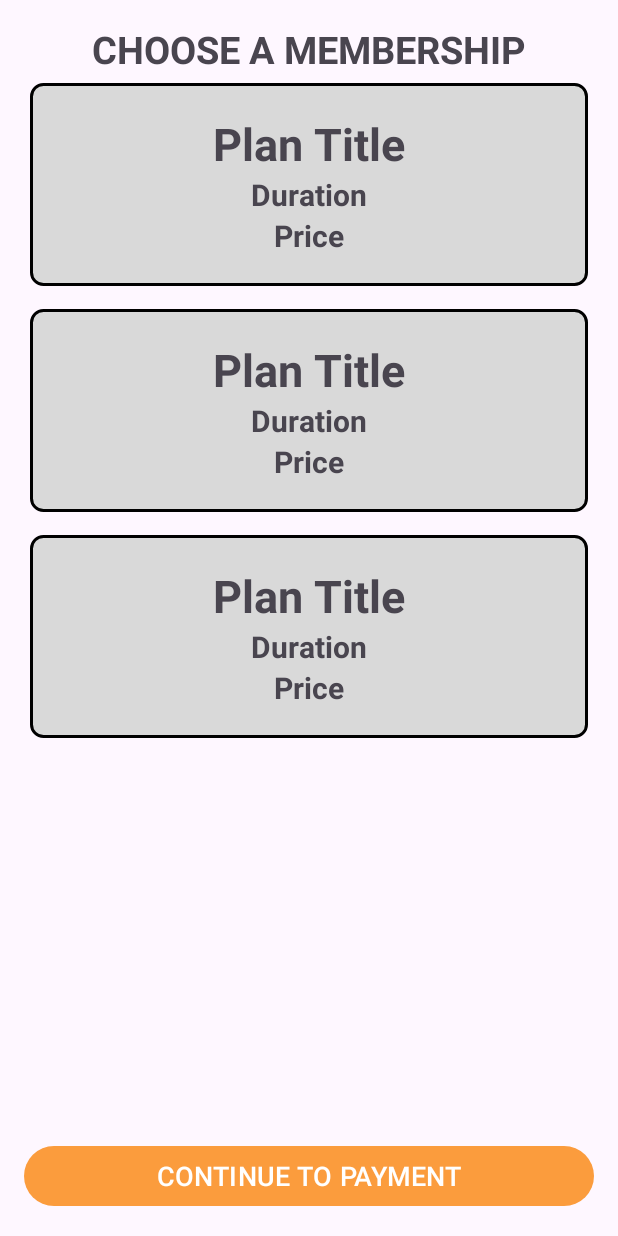
After one commit to Rahul220344548/FinalYearProject, an Android app: the layout activity_membership.xml on its own in the app's theme, with its tools: preview values and no code run, on a phone screen of 412 x 824 dp. The commit adds this screen. Run offline under Robolectric (Android 15) with nearby library versions, the light colour scheme and no system bars.

Commit message:
completed user interface for purchasing membership

```diff
--- a/app/src/main/AndroidManifest.xml
+++ b/app/src/main/AndroidManifest.xml
@@ -13,11 +13,14 @@
         android:theme="@style/Theme.GymApplication"
         tools:targetApi="31">
         <activity
+            android:name=".MembershipActivity"
+            android:exported="true" />
+        <activity
             android:name=".EditProfileActivity"
             android:exported="false" />
         <activity
             android:name=".HomeActivity"
-            android:exported="true"></activity>
+            android:exported="true" />
         <activity
             android:name=".SignUp"
             android:exported="true" />
--- a/app/src/main/java/com/example/gym_application/model/MembershipPlans.kt
+++ b/app/src/main/java/com/example/gym_application/model/MembershipPlans.kt
@@ -1,7 +1,7 @@
 package com.example.gym_application.model
 
 data class MembershipPlans(
-    val title: String,
-    val duration: String,
-    val price: String
+    val title: String = "",
+    val duration: String = "",
+    val price: String = ""
 )
--- /dev/null
+++ b/app/src/main/res/drawable/linear_layout_border.xml
@@ -0,0 +1,7 @@
+<shape xmlns:android="http://schemas.android.com/apk/res/android">
+    <solid android:color="@color/lightgrey" />
+    <stroke
+        android:width="2dp"
+        android:color="@android:color/black" />
+    <corners android:radius="8dp" />
+</shape>
--- /dev/null
+++ b/app/src/main/res/layout/activity_membership.xml
@@ -0,0 +1,55 @@
+<?xml version="1.0" encoding="utf-8"?>
+<androidx.constraintlayout.widget.ConstraintLayout
+    xmlns:android="http://schemas.android.com/apk/res/android"
+    xmlns:app="http://schemas.android.com/apk/res-auto"
+    xmlns:tools="http://schemas.android.com/tools"
+    android:layout_width="match_parent"
+    android:layout_height="match_parent"
+    tools:context=".MembershipActivity">
+
+
+    <LinearLayout
+        android:layout_width="match_parent"
+        android:layout_height="match_parent"
+        android:orientation="vertical">
+
+        <TextView
+            android:id="@+id/textView"
+            android:layout_width="match_parent"
+            android:layout_height="wrap_content"
+            android:gravity="center"
+            android:text="CHOOSE A MEMBERSHIP"
+            android:textSize="25dp"
+            android:textStyle="bold"
+            android:paddingTop="15dp" />
+
+
+
+    </LinearLayout>
+
+    <androidx.recyclerview.widget.RecyclerView
+        android:id="@+id/recyclerView"
+        android:layout_width="0dp"
+        android:layout_height="0dp"
+        android:layout_marginTop="40dp"
+        app:layout_constraintTop_toTopOf="parent"
+        app:layout_constraintBottom_toBottomOf="parent"
+        app:layout_constraintStart_toStartOf="parent"
+        app:layout_constraintEnd_toEndOf="parent"
+        tools:listitem="@layout/item_membership_plan" />
+
+    <Button
+        android:id="@+id/btnBack"
+        android:layout_width="0dp"
+        android:layout_height="wrap_content"
+        android:layout_margin="16dp"
+        android:text="CONTINUE TO PAYMENT"
+        android:textSize="18sp"
+        app:layout_constraintBottom_toBottomOf="parent"
+        app:layout_constraintStart_toStartOf="parent"
+        app:layout_constraintEnd_toEndOf="parent"
+        app:backgroundTint="@color/orange"
+        />
+
+
+</androidx.constraintlayout.widget.ConstraintLayout>
--- a/app/src/main/res/layout/fragment_account.xml
+++ b/app/src/main/res/layout/fragment_account.xml
@@ -92,6 +92,7 @@
                 android:textSize="25dp" />
 
             <androidx.appcompat.widget.AppCompatButton
+                android:id="@+id/btnMembership"
                 android:layout_width="333dp"
                 android:layout_height="72dp"
                 android:layout_marginStart="25dp"
--- /dev/null
+++ b/app/src/main/res/layout/item_membership_plan.xml
@@ -0,0 +1,36 @@
+<LinearLayout
+    xmlns:android="http://schemas.android.com/apk/res/android"
+    android:layout_width="match_parent"
+    android:layout_height="wrap_content"
+    android:orientation="vertical"
+    android:layout_marginTop="15dp"
+    android:layout_marginStart="20dp"
+    android:layout_marginEnd="20dp"
+    android:gravity="center"
+    android:background="@drawable/linear_layout_border"
+    android:padding="20dp">
+
+    <TextView
+        android:id="@+id/planTitle"
+        android:layout_width="wrap_content"
+        android:layout_height="wrap_content"
+        android:text="Plan Title"
+        android:textSize="30sp"
+        android:textStyle="bold" />
+
+    <TextView
+        android:id="@+id/planDuration"
+        android:layout_width="wrap_content"
+        android:layout_height="wrap_content"
+        android:textStyle="bold"
+        android:textSize="20sp"
+        android:text="Duration" />
+
+    <TextView
+        android:id="@+id/planPrice"
+        android:layout_width="wrap_content"
+        android:layout_height="wrap_content"
+        android:text="Price"
+        android:textStyle="bold"
+        android:textSize="20sp"/>
+</LinearLayout>
--- a/app/src/main/res/values/colors.xml
+++ b/app/src/main/res/values/colors.xml
@@ -6,4 +6,8 @@
     <color name = "lightgreen">#60EEA0</color>
     <color name = "lightblue">#77E1F9</color>
     <color name = "grey">#EDEDED</color>
+    <color name = "lightgrey">#D9D9D9</color>
+    <color name = "bronze">#CE8946</color>
+    <color name = "silver">#EEEEEE</color>
+    <color name = "gold">#FFD700</color>
 </resources>
```
Also changed, not shown: app/src/main/java/com/example/gym_application/AccountFragment.kt (+10 -0 lines), app/src/main/java/com/example/gym_application/MembershipActivity.kt (added, +56 -0 lines), app/src/main/java/com/example/gym_application/controller/MembershipAdapter.kt (added, +47 -0 lines), app/src/main/res/drawable/bronze_background.xml (added, +10 -0 lines), app/src/main/res/drawable/gold_background.xml (added, +9 -0 lines), app/src/main/res/drawable/silver_background.xml (added, +9 -0 lines).
